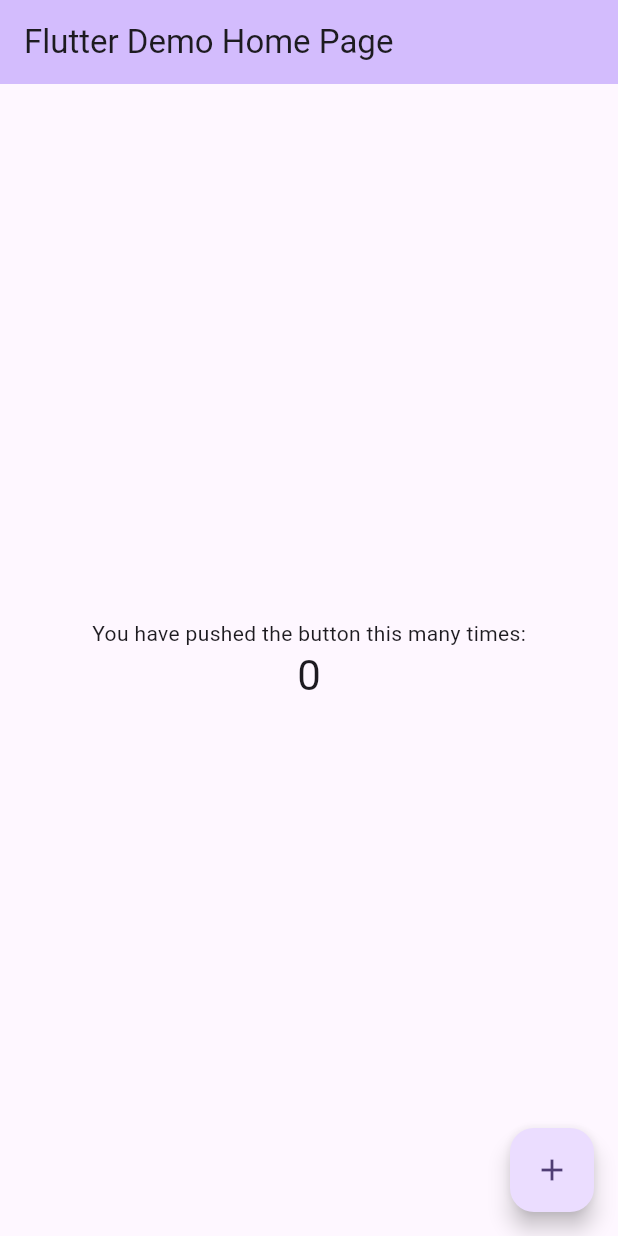
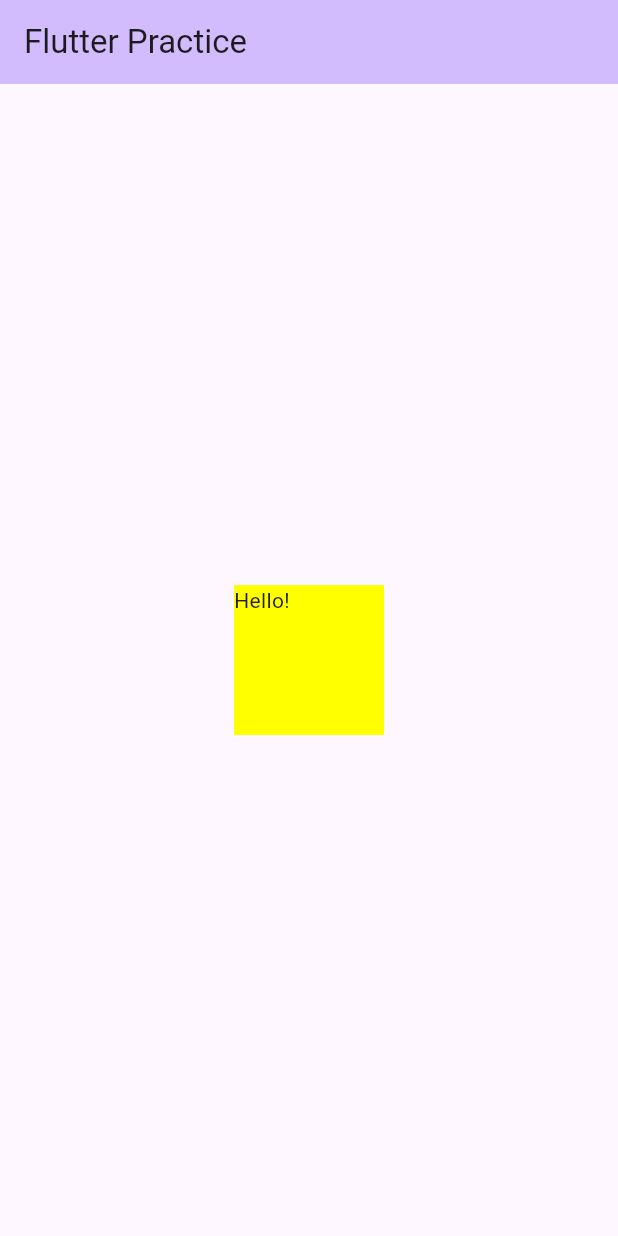
Before and after one commit to Shafayat-Fahim/flutter_practice, a Flutter app: the screen it shows after launch, on a phone screen of 412 x 824 dp. Run offline on Flutter 3.47's test engine with Material 3 defaults, Android fonts, the phone set to English and light mode, and no system bars.

Commit message:
container and child

```diff
--- a/lib/main.dart
+++ b/lib/main.dart
@@ -12,22 +12,9 @@ class MyApp extends StatelessWidget {
   Widget build(BuildContext context) {
     return MaterialApp(
       title: 'Flutter Demo',
+      debugShowCheckedModeBanner: false,
       theme: ThemeData(
-        // This is the theme of your application.
-        //
-        // TRY THIS: Try running your application with "flutter run". You'll see
-        // the application has a purple toolbar. Then, without quitting the app,
-        // try changing the seedColor in the colorScheme below to Colors.green
-        // and then invoke "hot reload" (save your changes or press the "hot
-        // reload" button in a Flutter-supported IDE, or press "r" if you used
-        // the command line to start the app).
-        //
-        // Notice that the counter didn't reset back to zero; the application
-        // state is not lost during the reload. To reset the state, use hot
-        // restart instead.
-        //
-        // This works for code too, not just values: Most code changes can be
-        // tested with just a hot reload.
+
         colorScheme: ColorScheme.fromSeed(seedColor: Colors.deepPurple),
       ),
       home: const MyHomePage(title: 'Flutter Demo Home Page'),
@@ -37,15 +24,6 @@ class MyApp extends StatelessWidget {
 
 class MyHomePage extends StatefulWidget {
   const MyHomePage({super.key, required this.title});
-
-  // This widget is the home page of your application. It is stateful, meaning
-  // that it has a State object (defined below) that contains fields that affect
-  // how it looks.
-
-  // This class is the configuration for the state. It holds the values (in this
-  // case the title) provided by the parent (in this case the App widget) and
-  // used by the build method of the State. Fields in a Widget subclass are
-  // always marked "final".
 
   final String title;
 
@@ -83,40 +61,16 @@ class _MyHomePageState extends State<MyHomePage> {
         backgroundColor: Theme.of(context).colorScheme.inversePrimary,
         // Here we take the value from the MyHomePage object that was created by
         // the App.build method, and use it to set our appbar title.
-        title: Text(widget.title),
+        title: Text("Flutter Practice"),
       ),
       body: Center(
-        // Center is a layout widget. It takes a single child and positions it
-        // in the middle of the parent.
-        child: Column(
-          // Column is also a layout widget. It takes a list of children and
-          // arranges them vertically. By default, it sizes itself to fit its
-          // children horizontally, and tries to be as tall as its parent.
-          //
-          // Column has various properties to control how it sizes itself and
-          // how it positions its children. Here we use mainAxisAlignment to
-          // center the children vertically; the main axis here is the vertical
-          // axis because Columns are vertical (the cross axis would be
-          // horizontal).
-          //
-          // TRY THIS: Invoke "debug painting" (choose the "Toggle Debug Paint"
-          // action in the IDE, or press "p" in the console), to see the
-          // wireframe for each widget.
-          mainAxisAlignment: MainAxisAlignment.center,
-          children: <Widget>[
-            const Text('You have pushed the button this many times:'),
-            Text(
-              '$_counter',
-              style: Theme.of(context).textTheme.headlineMedium,
-            ),
-          ],
+        child: Container(
+          height: 100,
+          width: 100,
+          color: Colors.yellowAccent,
+          child: Text("Hello!"),
         ),
       ),
-      floatingActionButton: FloatingActionButton(
-        onPressed: _incrementCounter,
-        tooltip: 'Increment',
-        child: const Icon(Icons.add),
-      ), // This trailing comma makes auto-formatting nicer for build methods.
     );
   }
 }
```
